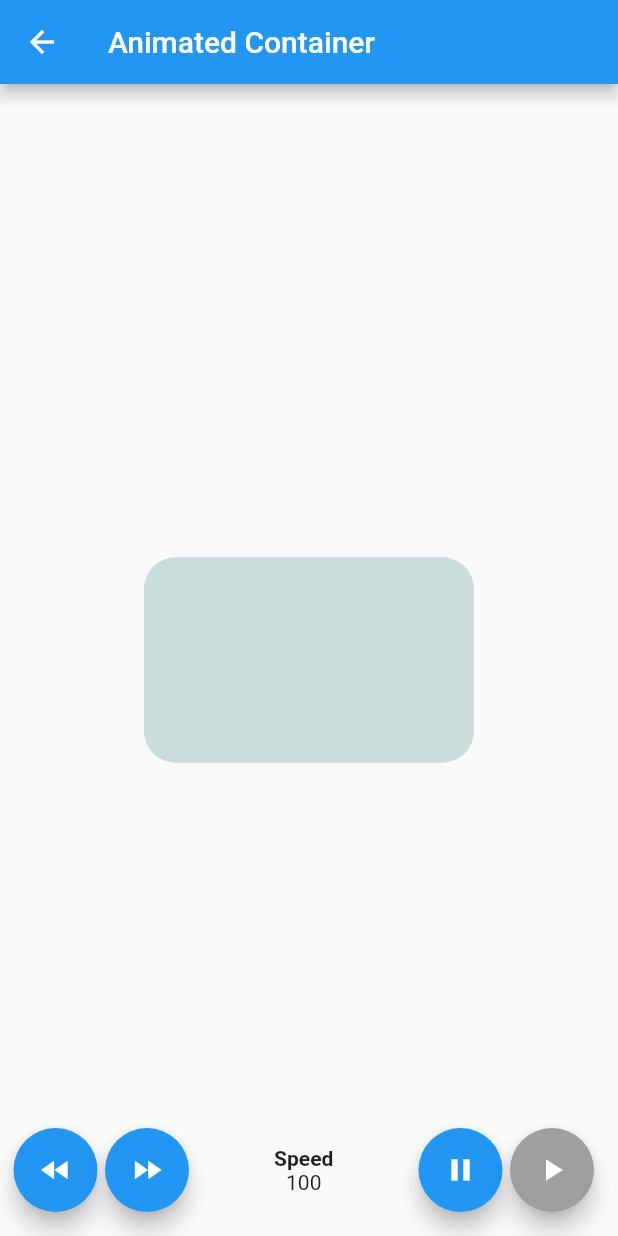
After one commit to jorwan/flutter-apps, a Flutter app: the AnimatedContainerPage screen opened by its route, after a tap on the "fast rewind" icon, after a tap on the "fast forward" icon, after a tap on the "play arrow" icon, on a phone screen of 412 x 824 dp. The commit adds this screen. Run offline on Flutter 3.47's test engine with Material 2 defaults, Android fonts, the phone set to English and light mode, and no system bars.

Commit message:
Animated Container Page: Control Speed, Pause & Play

```diff
--- a/componentes/data/routes.json
+++ b/componentes/data/routes.json
@@ -14,6 +14,11 @@
       "route"  : "card",
       "icon"   : "folder_open",
       "title"  : "Cards"
+    },
+    {
+      "route"  : "animatedContainer",
+      "icon"   : "donut_large",
+      "title"  : "Animated Container"
     }
   ]
 }
--- a/componentes/lib/src/config/routes.dart
+++ b/componentes/lib/src/config/routes.dart
@@ -4,16 +4,18 @@ import 'package:componentes/src/pages/alert_page.dart';
 import 'package:componentes/src/pages/avatar_page.dart';
 import 'package:componentes/src/pages/card_page.dart';
 import 'package:componentes/src/pages/home_page.dart';
+import 'package:componentes/src/pages/animated_container_page.dart';
 
 // Set initial route to call on run app
 final String initialRoute = '/';
 
 // List of routes in app
 final Map<String, Widget Function(BuildContext context)> _routes = {
-  '/'       : (BuildContext context) => HomePage(),
-  'alert'   : (BuildContext context) => AlertPage(),
-  'avatar'  : (BuildContext context) => AvatarPage(),
-  'card'    : (BuildContext context) => CardPage()
+  '/'                    : (BuildContext context) => HomePage(),
+  'alert'                : (BuildContext context) => AlertPage(),
+  'avatar'               : (BuildContext context) => AvatarPage(),
+  'card'                 : (BuildContext context) => CardPage(),
+  'animatedContainer'    : (BuildContext context) => AnimatedContainerPage()
 };
 
 class Router {
--- /dev/null
+++ b/componentes/lib/src/pages/animated_container_page.dart
@@ -0,0 +1,158 @@
+import 'dart:math';
+
+import 'package:flutter/material.dart';
+
+class AnimatedContainerPage extends StatefulWidget {
+  @override
+  _AnimatedContainerPageState createState() => _AnimatedContainerPageState();
+}
+
+class _AnimatedContainerPageState extends State<AnimatedContainerPage> {
+
+  double _width = 50.0;
+  double _height = 50.0;
+  Color _color = Colors.pink;
+
+  BorderRadiusGeometry _borderRadius = BorderRadius.circular(5.0);
+
+  bool _play = false;
+
+  int _speed = 100;
+  int _visibleSpeed = 100;
+  int _maxSpeed = 120;
+  int _minSpeed = 0;
+
+  int _nextSpeed = 100;
+  int _nextVisibleSpeed = 10;
+
+  _AnimatedContainerPageState(){
+    _nextVisibleSpeed = _nextSpeed ~/ 10;
+  }
+
+  @override
+  Widget build(BuildContext context) {
+
+    bool canIncrease = _visibleSpeed < _maxSpeed;
+    bool canDecrease = _visibleSpeed > _minSpeed;
+
+    return Scaffold(
+      appBar: AppBar(
+        title: Text('Animated Container'),
+      ),
+      body: Center(
+        child: AnimatedContainer(
+          width: _width,
+          height: _height,
+          decoration: BoxDecoration(
+            color: _color,
+            borderRadius: _borderRadius
+          ),
+          duration: Duration(
+            milliseconds: 200
+          ),
+        )
+      ),
+      floatingActionButton: Row(
+        mainAxisAlignment: MainAxisAlignment.end,
+        children: <Widget>[
+          SizedBox(width: 25.0,),
+          FloatingActionButton(
+            heroTag: null,
+            child: Icon(Icons.fast_rewind),
+            backgroundColor: canDecrease ? Colors.blue : Colors.grey,
+            onPressed: canDecrease ? () {
+              if(_visibleSpeed > _minSpeed){
+                setState(() {
+                  _speed += _nextSpeed;
+                  _visibleSpeed -= _nextVisibleSpeed;
+                });
+              }
+            }
+            :
+            null
+          ),
+          SizedBox(width: 5.0,),
+          FloatingActionButton(
+            heroTag: null,
+            child: Icon(Icons.fast_forward),
+            backgroundColor: canIncrease ? Colors.blue : Colors.grey,
+            onPressed: canIncrease ? () {
+              if(_visibleSpeed < _maxSpeed){
+                setState(() {
+                  _speed -= _nextSpeed;
+                  _visibleSpeed += _nextVisibleSpeed;
+                });
+              }
+            }
+            :
+            null
+          ),
+          Expanded(child: SizedBox()),
+          Column(
+            mainAxisSize: MainAxisSize.min,
+            children: <Widget>[
+              Text(
+                "Speed",
+                style: TextStyle(
+                  fontWeight: FontWeight.bold
+                ),
+              ),
+              Text("$_visibleSpeed")
+            ]
+          ),
+          Expanded(child: SizedBox()),
+          FloatingActionButton(
+            heroTag: null,
+            child: Icon(Icons.pause),
+            backgroundColor: _play ? Colors.blue : Colors.grey,
+            onPressed: _play ? () {
+              setState(() {
+                _play = false;
+              });
+            }
+            : null
+          ),
+          SizedBox(
+            width: 5.0,
+          ),
+          FloatingActionButton(
+            child: Icon(Icons.play_arrow),
+            backgroundColor: !_play ? Colors.blue : Colors.grey,
+            onPressed: !_play ? _updateContainer : null
+          )
+        ],
+      ),
+    );
+  }
+
+  void _updateContainer() async {
+    setState(() {
+      _play = true;
+    });
+    while(_play){
+
+      await Future.delayed(Duration(milliseconds:_speed));
+
+      if(!mounted){
+        _play = false;
+        break;
+      }
+
+      setState(() {
+        Random random = Random();
+
+        _width = random.nextInt(300).toDouble();
+        _height = random.nextInt(300).toDouble();
+        _color = Color.fromRGBO(
+          random.nextInt(255),
+          random.nextInt(255),
+          random.nextInt(255),
+          random.nextDouble()
+        );
+        _borderRadius = BorderRadius.circular(
+          random.nextInt(50).toDouble()
+        );
+      });
+    }
+  }
+}
--- a/componentes/lib/src/pages/card_page.dart
+++ b/componentes/lib/src/pages/card_page.dart
@@ -67,7 +67,7 @@ class CardPage extends StatelessWidget {
             child: FadeInImage(
               height: 250.0,
               width: MediaQuery.of(context).size.width - 10,
-              fadeInDuration: Duration(milliseconds: 10000),
+              fadeInDuration: Duration(milliseconds: 100),
               fit: BoxFit.fitHeight,
               image: AssetImage('images/landscape.jpg'),
               placeholder: AssetImage('images/loading.gif'),
--- a/componentes/lib/src/utils/icon_helper.dart
+++ b/componentes/lib/src/utils/icon_helper.dart
@@ -1,9 +1,10 @@
 import 'package:flutter/material.dart';
 
 final Map<String, IconData> _icons = {
-  'add_alert' : Icons.add_alert,
+  'add_alert'     : Icons.add_alert,
   'accessibility' : Icons.accessibility,
-  'folder_open' : Icons.folder_open
+  'folder_open'   : Icons.folder_open,
+  'donut_large'   : Icons.donut_large
 };
 
 IconData getIcon(String iconName) => _icons[iconName];
```
